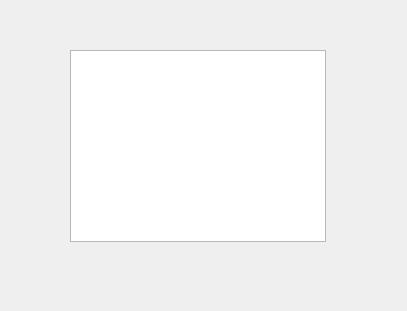
Above: realProgect/countdowndaysmc.ui from Arthur381/QTproject before the change. Below: the same form after it.
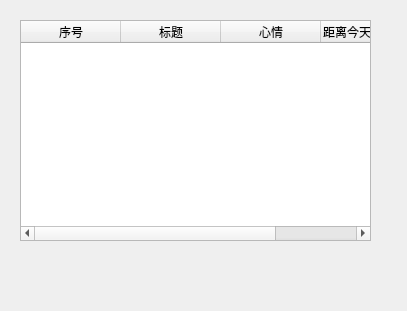
That is the form after the change.

```diff
--- a/realProgect/countdowndaysmc.ui
+++ b/realProgect/countdowndaysmc.ui
@@ -13,15 +13,35 @@
   <property name="windowTitle">
    <string>Form</string>
   </property>
-  <widget class="QTableView" name="tableView">
+  <widget class="QTableWidget" name="tableWidget">
    <property name="geometry">
     <rect>
-     <x>70</x>
-     <y>50</y>
-     <width>256</width>
-     <height>192</height>
+     <x>20</x>
+     <y>20</y>
+     <width>351</width>
+     <height>221</height>
     </rect>
    </property>
+   <column>
+    <property name="text">
+     <string>序号</string>
+    </property>
+   </column>
+   <column>
+    <property name="text">
+     <string>标题</string>
+    </property>
+   </column>
+   <column>
+    <property name="text">
+     <string>心情</string>
+    </property>
+   </column>
+   <column>
+    <property name="text">
+     <string>距离今天还有？天</string>
+    </property>
+   </column>
   </widget>
  </widget>
  <resources/>
```
